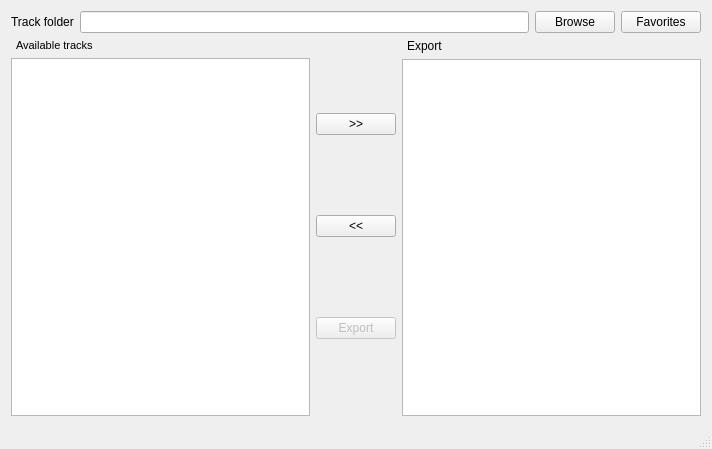
Old version of the form TrialsEditorTool/trialseditortool.ui in the repository Vitist/trials-editor-tool-2.
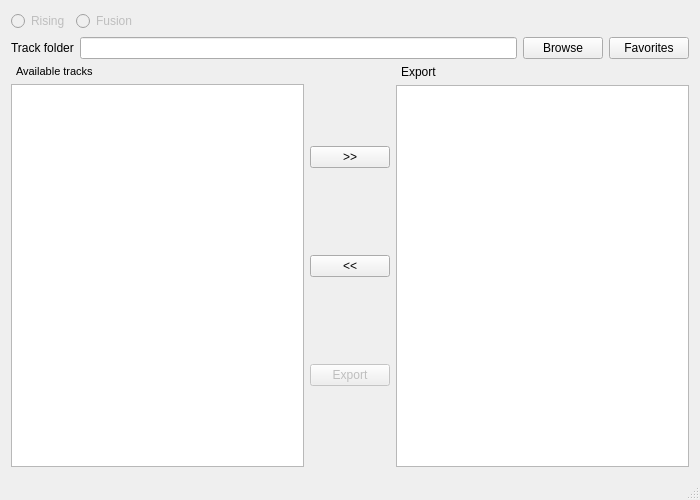
New version of the form.

Commit message: Add UI controls for choosing between Fusion and Rising

Patch:
```diff
--- a/TrialsEditorTool/trialseditortool.ui
+++ b/TrialsEditorTool/trialseditortool.ui
@@ -6,21 +6,62 @@
    <rect>
     <x>0</x>
     <y>0</y>
-    <width>712</width>
-    <height>449</height>
+    <width>700</width>
+    <height>500</height>
    </rect>
   </property>
   <property name="windowTitle">
    <string>TrialsEditorTool</string>
   </property>
   <widget class="QWidget" name="centralWidget">
-   <layout class="QVBoxLayout" name="verticalLayout_7">
+   <layout class="QVBoxLayout" name="verticalLayout">
     <item>
-     <layout class="QVBoxLayout" name="verticalLayout_6">
+     <layout class="QVBoxLayout" name="allWidgetsLayout">
       <item>
-       <layout class="QVBoxLayout" name="verticalLayout_3">
+       <layout class="QHBoxLayout" name="gameSelectionLayout">
         <item>
-         <layout class="QHBoxLayout" name="horizontalLayout">
+         <widget class="QRadioButton" name="risingRadioButton">
+          <property name="enabled">
+           <bool>false</bool>
+          </property>
+          <property name="text">
+           <string>Rising</string>
+          </property>
+          <attribute name="buttonGroup">
+           <string notr="true">gameSelectionButtonGroup</string>
+          </attribute>
+         </widget>
+        </item>
+        <item>
+         <widget class="QRadioButton" name="fusionRadioButton">
+          <property name="enabled">
+           <bool>false</bool>
+          </property>
+          <property name="text">
+           <string>Fusion</string>
+          </property>
+          <attribute name="buttonGroup">
+           <string notr="true">gameSelectionButtonGroup</string>
+          </attribute>
+         </widget>
+        </item>
+        <item>
+         <spacer name="horizontalSpacer">
+          <property name="orientation">
+           <enum>Qt::Horizontal</enum>
+          </property>
+          <property name="sizeHint" stdset="0">
+           <size>
+            <width>40</width>
+            <height>20</height>
+           </size>
+          </property>
+         </spacer>
+        </item>
+       </layout>
+      </item>
+      <item>
+       <layout class="QHBoxLayout" name="trackFolderSelectionLayout">
           <item>
            <widget class="QLabel" name="dirLabel">
             <property name="text">
@@ -51,8 +92,6 @@
           </item>
          </layout>
         </item>
-       </layout>
-      </item>
       <item>
        <layout class="QHBoxLayout" name="horizontalLayout_2">
         <item>
@@ -116,7 +155,7 @@
          </layout>
         </item>
         <item>
-         <layout class="QVBoxLayout" name="verticalLayout">
+         <layout class="QVBoxLayout" name="exportTracksLayout">
           <item>
            <widget class="QLabel" name="exportLabel">
             <property name="text">
```
Left out of the diff: 11 changed lines with no effect on the pictures. Lines whose indentation alone changed are shown as unchanged. The commit also changes 7 other files.
